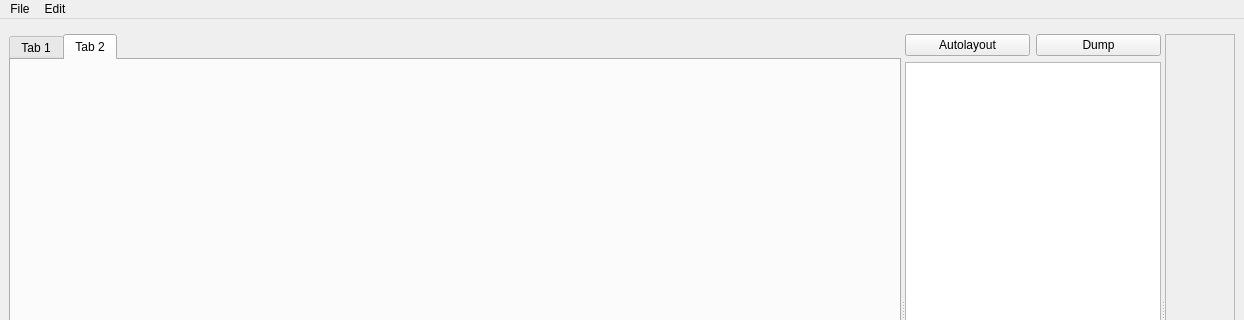
Before: the Qt Designer form src/pcot/assets/main.ui in AU-ExoMars/PCOT, drawn with Qt 5; both pictures show x 0 to 1244 and y 0 to 320 of the 1244 by 810 pixel window.
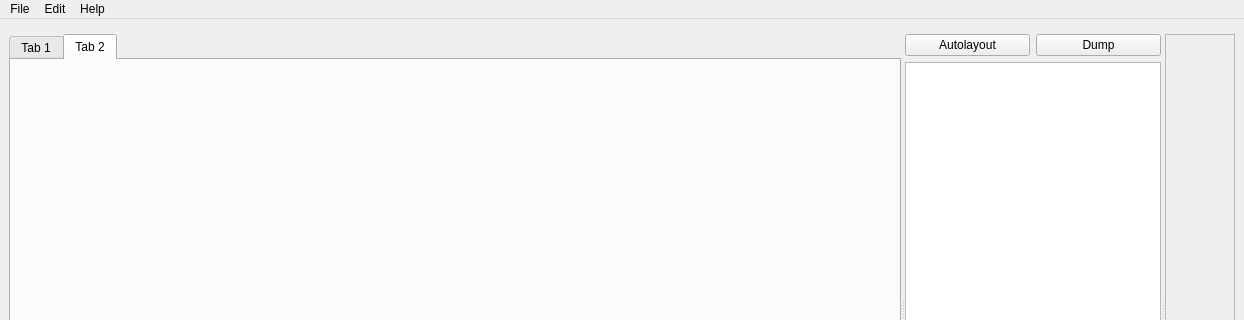
After: the same form once the commit is applied. Custom widgets are drawn as their Qt base class.

```diff
--- a/src/pcot/assets/main.ui
+++ b/src/pcot/assets/main.ui
@@ -285,8 +285,15 @@
     <addaction name="actionUndo"/>
     <addaction name="actionRedo"/>
    </widget>
+   <widget class="QMenu" name="menuHelp">
+    <property name="title">
+     <string>Help</string>
+    </property>
+    <addaction name="actionAbout"/>
+   </widget>
    <addaction name="menuFile"/>
    <addaction name="menuEdit"/>
+   <addaction name="menuHelp"/>
   </widget>
   <widget class="QStatusBar" name="statusbar"/>
   <action name="actionSave">
```
Left out of the diff: 5 changed lines with no effect on the pictures.
